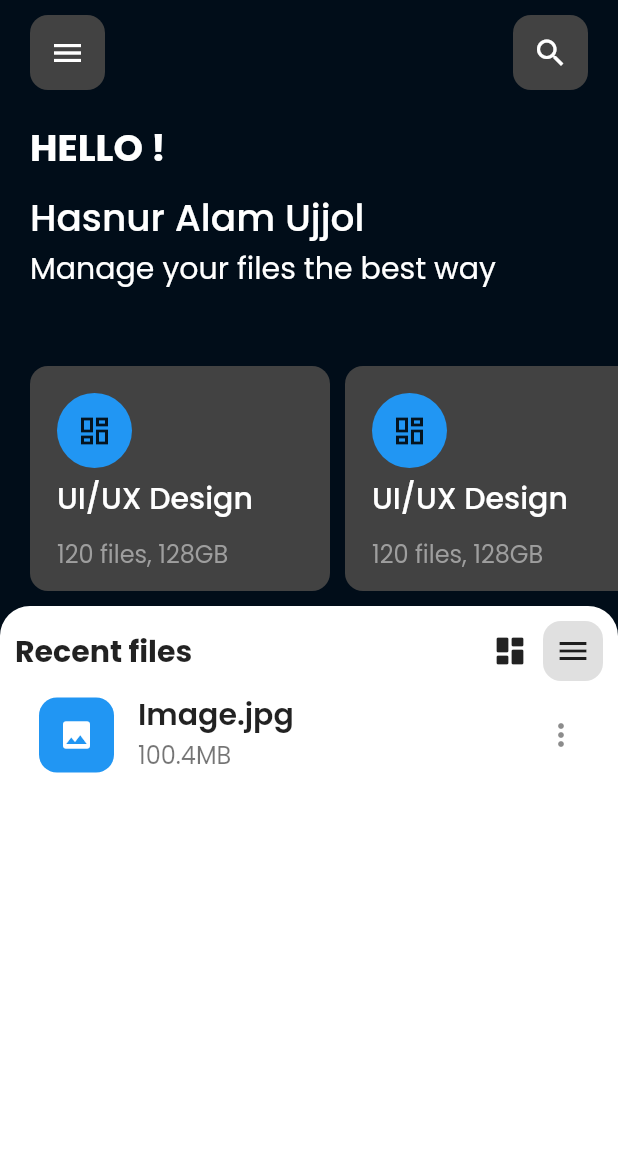
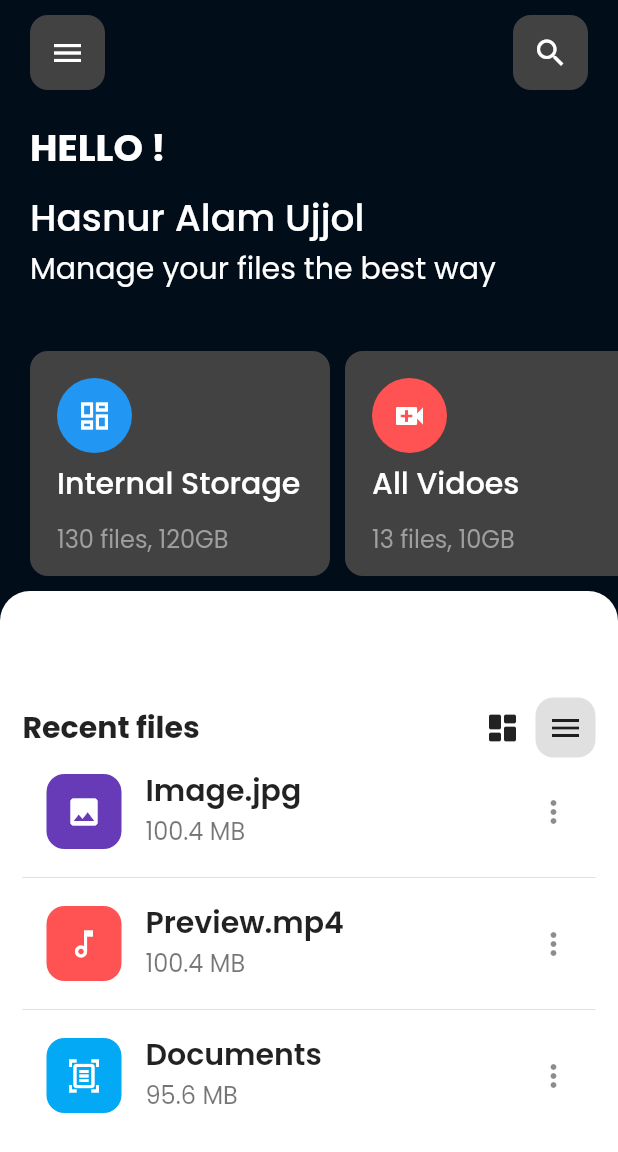
Before and after one commit to Ozurumba007/File-_manager_UI_app, a Flutter app: the screen it shows after launch, on a phone screen of 412 x 824 dp. Shown: the top 1152 px of the screen. Run offline on Flutter 3.47's test engine with Material 2 defaults, Android fonts, the phone set to English and light mode, and no system bars; our stand-ins replace google_fonts.

Commit message:
created a file called list_tile \ added a Divider in the recent file \ added text and subtitle parameter to the folder structure

```diff
--- a/lib/component/folder_structure.dart
+++ b/lib/component/folder_structure.dart
@@ -2,7 +2,17 @@ import 'package:flutter/material.dart';
 import 'package:google_fonts/google_fonts.dart';
 
 class FolderStructure extends StatelessWidget {
-  const FolderStructure({super.key});
+  final Color color;
+  final IconData icon;
+  final String text;
+  final String subTitle;
+  const FolderStructure({
+    super.key,
+    required this.color,
+    required this.icon,
+    required this.text,
+    required this.subTitle,
+  });
 
   @override
   Widget build(BuildContext context) {
@@ -22,14 +32,17 @@ class FolderStructure extends StatelessWidget {
               height: 50,
               width: 50,
               decoration: BoxDecoration(
-                color: Colors.blue,
+                color: color,
                 borderRadius: BorderRadius.circular(25),
               ),
-              child: Icon(Icons.dashboard_outlined),
+              child: Icon(
+                icon,
+                color: Colors.white,
+              ),
             ),
             SizedBox(height: 5),
             Text(
-              'UI/UX Design',
+              text,
               style: GoogleFonts.poppins(
                 fontSize: 20,
                 fontWeight: FontWeight.w500,
@@ -38,7 +51,7 @@ class FolderStructure extends StatelessWidget {
             ),
             SizedBox(height: 10),
             Text(
-              '120 files, 128GB',
+              subTitle,
               style: GoogleFonts.poppins(
                 fontSize: 16,
                 fontWeight: FontWeight.w400,
--- /dev/null
+++ b/lib/component/list_tile.dart
@@ -0,0 +1,49 @@
+import 'package:flutter/material.dart';
+import 'package:google_fonts/google_fonts.dart';
+
+class CustomListTile extends StatelessWidget {
+  final String title;
+  final String subTitle;
+  final IconData icon;
+  final Color color;
+  const CustomListTile({
+    super.key,
+    required this.title,
+    required this.subTitle,
+    required this.icon,
+    required this.color,
+  });
+
+  @override
+  Widget build(BuildContext context) {
+    return ListTile(
+      leading: Container(
+        height: 50,
+        width: 50,
+        decoration: BoxDecoration(
+          color: color,
+          borderRadius: BorderRadius.circular(12),
+        ),
+        child: Icon(
+          icon,
+          color: Colors.white,
+        ),
+      ),
+      title: Text(
+        title,
+        style: GoogleFonts.poppins(
+          fontSize: 20,
+          fontWeight: FontWeight.w600,
+        ),
+      ),
+      subtitle: Text(
+        subTitle,
+        style: GoogleFonts.poppins(
+          fontSize: 16,
+          fontWeight: FontWeight.w400,
+        ),
+      ),
+      trailing: Icon(Icons.more_vert),
+    );
+  }
+}
--- a/lib/component/recent_file.dart
+++ b/lib/component/recent_file.dart
@@ -1,18 +1,12 @@
+import 'package:file_manager_app_ui/component/list_tile.dart';
 import 'package:flutter/material.dart';
 import 'package:google_fonts/google_fonts.dart';
 
 class RecentFile extends StatelessWidget {
   final String text;
-  final String title;
-  final String subTitle;
-  final IconData icon;
-
   const RecentFile({
     super.key,
     required this.text,
-    required this.title,
-    required this.subTitle,
-    required this.icon,
   });
 
   @override
@@ -28,7 +22,8 @@ class RecentFile extends StatelessWidget {
           child: Center(
             child: Padding(
               padding:
-                  const EdgeInsets.symmetric(horizontal: 10.0, vertical: 10.0),
+                  const EdgeInsets.symmetric(horizontal: 15.0, vertical: 10.0),
+              child: SingleChildScrollView(
                 child: Column(
                   children: [
                     Row(
@@ -60,36 +55,28 @@ class RecentFile extends StatelessWidget {
                       ],
                     ),
                     // List Tile
-                  ListTile(
-                    leading: Container(
-                      height: 50,
-                      width: 50,
-                      decoration: BoxDecoration(
-                        color: Colors.blue,
-                        borderRadius: BorderRadius.circular(12),
+                    CustomListTile(
+                      title: 'Image.jpg',
+                      subTitle: '100.4 MB',
+                      icon: Icons.image,
+                      color: Colors.deepPurple,
                     ),
-                      child: Icon(
-                        icon,
-                        color: Colors.white,
+                    Divider(),
+                    CustomListTile(
+                      title: 'Preview.mp4',
+                      subTitle: '100.4 MB',
+                      icon: Icons.music_note_outlined,
+                      color: Colors.redAccent,
                     ),
-                    ),
-                    title: Text(
-                      title,
-                      style: GoogleFonts.poppins(
-                        fontSize: 20,
-                        fontWeight: FontWeight.w600,
-                      ),
-                    ),
-                    subtitle: Text(
-                      subTitle,
-                      style: GoogleFonts.poppins(
-                        fontSize: 16,
-                        fontWeight: FontWeight.w400,
-                      ),
-                    ),
-                    trailing: Icon(Icons.more_vert),
+                    Divider(),
+                    CustomListTile(
+                      title: 'Documents',
+                      subTitle: '95.6 MB',
+                      icon: Icons.document_scanner_outlined,
+                      color: Colors.lightBlue,
                     ),
                   ],
+                ),
               ),
             ),
           ),
--- a/lib/page/home_page.dart
+++ b/lib/page/home_page.dart
@@ -1,3 +1,5 @@
+// ignore_for_file: prefer_const_literals_to_create_immutables
+
 import 'package:file_manager_app_ui/component/custom_app_bar.dart';
 import 'package:file_manager_app_ui/component/folder_structure.dart';
 import 'package:file_manager_app_ui/component/recent_file.dart';
@@ -15,17 +17,17 @@ class _HomePageState extends State<HomePage> {
   @override
   Widget build(BuildContext context) {
     return Scaffold(
-      backgroundColor: Color.fromARGB(255, 1, 13, 25),
+      backgroundColor: const Color.fromARGB(255, 1, 13, 25),
       body: SafeArea(
         child: Column(
           crossAxisAlignment: CrossAxisAlignment.start,
           children: [
             // app bar
-            SizedBox(height: 10),
-            CustomAppBar(),
+            const SizedBox(height: 10),
+            const CustomAppBar(),
 
             // heading text
-            SizedBox(height: 20),
+            const SizedBox(height: 20),
             Padding(
               padding: const EdgeInsets.symmetric(horizontal: 20.0),
               child: Text(
@@ -37,7 +39,7 @@ class _HomePageState extends State<HomePage> {
                 ),
               ),
             ),
-            SizedBox(height: 10),
+            const SizedBox(height: 10),
             Padding(
               padding: const EdgeInsets.symmetric(horizontal: 20.0),
               child: Text(
@@ -64,7 +66,7 @@ class _HomePageState extends State<HomePage> {
               ),
             ),
 
-            SizedBox(height: 50),
+            const SizedBox(height: 40),
 
             // folder structure
             Padding(
@@ -74,21 +76,28 @@ class _HomePageState extends State<HomePage> {
                 child: ListView(
                   scrollDirection: Axis.horizontal,
                   children: [
-                    FolderStructure(),
-                    SizedBox(width: 10),
-                    FolderStructure(),
+                    const FolderStructure(
+                      color: Colors.blue,
+                      icon: Icons.dashboard_outlined,
+                      text: 'Internal Storage',
+                      subTitle: '130 files, 120GB',
+                    ),
+                    const SizedBox(width: 10),
+                    const FolderStructure(
+                      color: Colors.redAccent,
+                      icon: Icons.video_call,
+                      text: 'All Vidoes',
+                      subTitle: '13 files, 10GB',
+                    ),
                   ],
                 ),
               ),
             ),
-            SizedBox(height: 10),
+            const SizedBox(height: 10),
 
             // recent file + list Tile
-            RecentFile(
+            const RecentFile(
               text: 'Recent files',
-              icon: Icons.image,
-              title: 'Image.jpg',
-              subTitle: '100.4MB',
             ),
           ],
         ),
```
Lines whose indentation alone changed are shown as unchanged.
